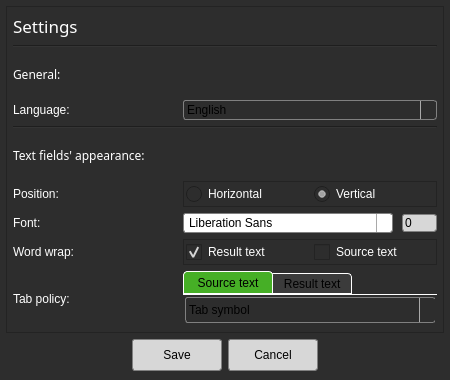
Before: the Qt Designer form uisrc/settings.ui in StarterCraft/sicrypt, drawn with Qt 5.
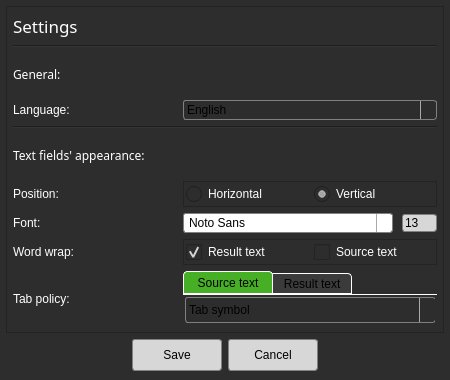
After: the same form once the commit is applied. Icons and pictures are not drawn.

The edit to the form file:
```diff
--- a/uisrc/settings.ui
+++ b/uisrc/settings.ui
@@ -325,6 +325,14 @@
     background-color: rgb(236, 236, 236);
 }
 
+QComboBox QAbstractItemView 
+{
+    border: 2px solid darkgray;
+    background-color: rgb(213, 213, 213); 
+    selection-background-color: rgb(70, 175, 38);
+}
+
+
 QPushButton
 { 
     color: black;
@@ -593,6 +601,11 @@
           <height>10</height>
          </size>
         </property>
+        <property name="currentFont">
+         <font>
+          <family>Segoe UI Semilight</family>
+         </font>
+        </property>
        </widget>
       </item>
       <item row="11" column="0">
@@ -627,6 +640,9 @@
         <property name="buttonSymbols">
          <enum>QAbstractSpinBox::NoButtons</enum>
         </property>
+        <property name="value">
+         <number>13</number>
+        </property>
        </widget>
       </item>
       <item row="2" column="0">
```
